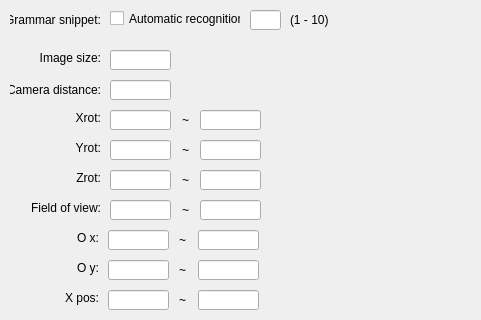
Before: the Qt Designer form PhotoTo3D/MassReconstructionDialog.ui in ManushB/photo2bldg, drawn with Qt 5; both pictures show x 0 to 481 and y 0 to 320 of the 582 by 493 pixel window.
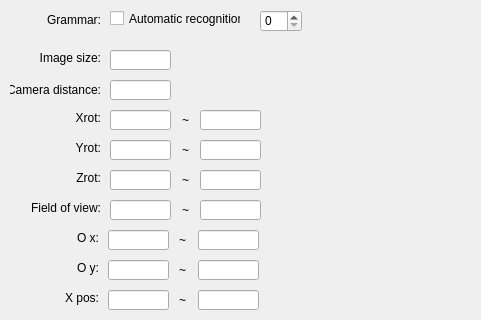
After: the same form once the commit is applied.

```diff
--- a/PhotoTo3D/MassReconstructionDialog.ui
+++ b/PhotoTo3D/MassReconstructionDialog.ui
@@ -13,16 +13,6 @@
   <property name="windowTitle">
    <string>MassReconstructionDialog</string>
   </property>
-  <widget class="QLineEdit" name="lineEditGrammarSnippet">
-   <property name="geometry">
-    <rect>
-     <x>250</x>
-     <y>10</y>
-     <width>31</width>
-     <height>20</height>
-    </rect>
-   </property>
-  </widget>
   <widget class="QLabel" name="label_13">
    <property name="geometry">
     <rect>
@@ -49,22 +39,6 @@
     </rect>
    </property>
   </widget>
-  <widget class="QLabel" name="label_16">
-   <property name="geometry">
-    <rect>
-     <x>290</x>
-     <y>10</y>
-     <width>41</width>
-     <height>20</height>
-    </rect>
-   </property>
-   <property name="text">
-    <string>(1 - 10)</string>
-   </property>
-   <property name="alignment">
-    <set>Qt::AlignLeading|Qt::AlignLeft|Qt::AlignVCenter</set>
-   </property>
-  </widget>
   <widget class="QLineEdit" name="lineEditOXMin">
    <property name="geometry">
     <rect>
@@ -85,7 +59,7 @@
     </rect>
    </property>
    <property name="text">
-    <string>Grammar snippet:</string>
+    <string>Grammar:</string>
    </property>
    <property name="alignment">
     <set>Qt::AlignRight|Qt::AlignTrailing|Qt::AlignVCenter</set>
@@ -682,6 +656,16 @@
     <string>Line 8</string>
    </property>
   </widget>
+  <widget class="QSpinBox" name="spinBoxGrammarId">
+   <property name="geometry">
+    <rect>
+     <x>260</x>
+     <y>10</y>
+     <width>42</width>
+     <height>22</height>
+    </rect>
+   </property>
+  </widget>
  </widget>
  <layoutdefault spacing="6" margin="11"/>
  <tabstops>
```
Left out of the diff: 1 changed line with no effect on the pictures.
